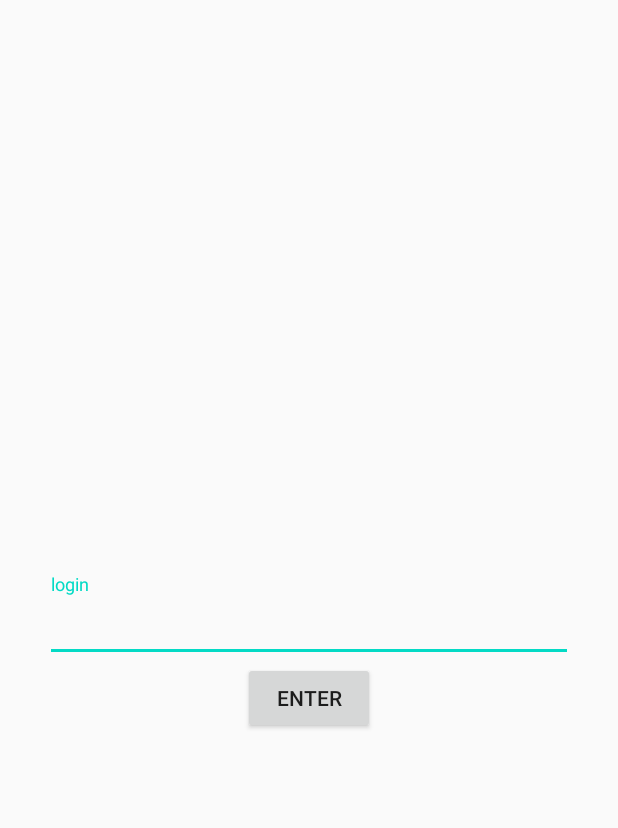
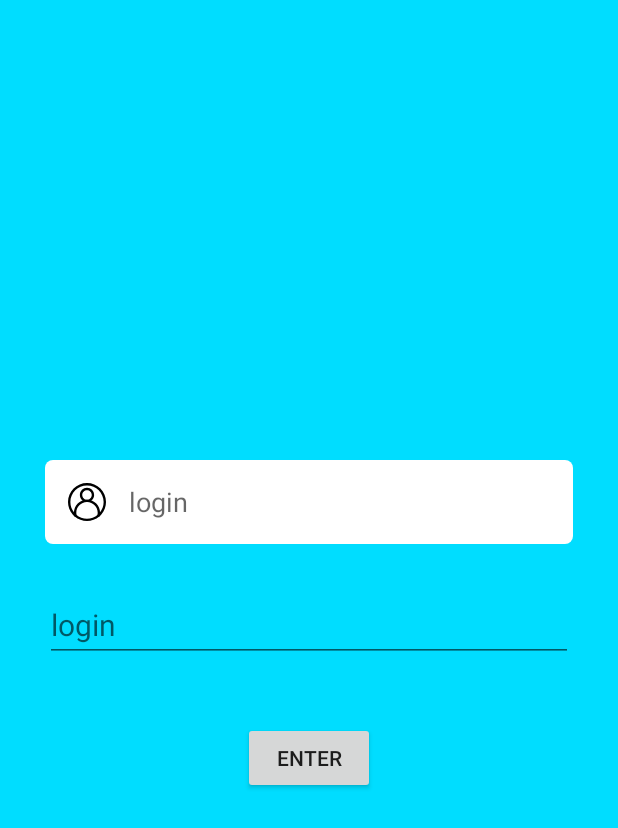
Before and after one commit to daniilxt/CourseProjectClient, an Android app: the layout auth_fragment.xml on its own in the app's theme, with its tools: preview values and no code run, on a phone screen of 412 x 824 dp. Shown: the top 828 px of the screen. Run offline under Robolectric (Android 15) with nearby library versions, the phone set to English and light mode, and no system bars.

```diff
--- /dev/null
+++ b/app/src/main/res/drawable/auth_frg__rounded_input.xml
@@ -0,0 +1,13 @@
+<?xml version="1.0" encoding="utf-8"?>
+<shape xmlns:android="http://schemas.android.com/apk/res/android"
+    android:shape="rectangle">
+
+    <corners android:radius="5dp"/>
+    <solid android:color="@android:color/white"/>
+    <padding
+        android:bottom="5dp"
+        android:left="5dp"
+        android:right="5dp"
+        android:top="5dp"/>
+
+</shape>
--- /dev/null
+++ b/app/src/main/res/drawable/auth_frg__user_icon.xml
@@ -0,0 +1,6 @@
+<vector android:height="24dp" android:viewportHeight="512"
+    android:viewportWidth="512" android:width="24dp" xmlns:android="http://schemas.android.com/apk/res/android">
+    <path android:fillColor="#FF000000" android:pathData="m256,512c-60.615,0 -119.406,-21.564 -165.543,-60.721 -10.833,-9.188 -20.995,-19.375 -30.201,-30.275 -38.859,-46.06 -60.256,-104.657 -60.256,-165.004 0,-68.381 26.628,-132.668 74.98,-181.02s112.639,-74.98 181.02,-74.98 132.668,26.628 181.02,74.98 74.98,112.639 74.98,181.02c0,60.348 -21.397,118.945 -60.251,164.998 -9.211,10.906 -19.373,21.093 -30.209,30.284 -46.134,39.154 -104.925,60.718 -165.54,60.718zM256,32c-123.514,0 -224,100.486 -224,224 0,52.805 18.719,104.074 52.709,144.363 8.06,9.543 16.961,18.466 26.451,26.516 40.364,34.256 91.801,53.121 144.84,53.121s104.476,-18.865 144.837,-53.119c9.493,-8.052 18.394,-16.976 26.459,-26.525 33.985,-40.281 52.704,-91.55 52.704,-144.356 0,-123.514 -100.486,-224 -224,-224z"/>
+    <path android:fillColor="#FF000000" android:pathData="m256,256c-52.935,0 -96,-43.065 -96,-96s43.065,-96 96,-96 96,43.065 96,96 -43.065,96 -96,96zM256,96c-35.29,0 -64,28.71 -64,64s28.71,64 64,64 64,-28.71 64,-64 -28.71,-64 -64,-64z"/>
+    <path android:fillColor="#FF000000" android:pathData="m411.202,455.084c-1.29,0 -2.6,-0.157 -3.908,-0.485 -8.57,-2.151 -13.774,-10.843 -11.623,-19.414 2.872,-11.443 4.329,-23.281 4.329,-35.185 0,-78.285 -63.646,-142.866 -141.893,-143.99l-2.107,-0.01 -2.107,0.01c-78.247,1.124 -141.893,65.705 -141.893,143.99 0,11.904 1.457,23.742 4.329,35.185 2.151,8.571 -3.053,17.263 -11.623,19.414s-17.263,-3.052 -19.414,-11.623c-3.512,-13.989 -5.292,-28.448 -5.292,-42.976 0,-46.578 18.017,-90.483 50.732,-123.63 32.683,-33.114 76.285,-51.708 122.774,-52.358 0.075,-0.001 0.149,-0.001 0.224,-0.001l2.27,-0.011 2.27,0.01c0.075,0 0.149,0 0.224,0.001 46.489,0.649 90.091,19.244 122.774,52.358 32.715,33.148 50.732,77.053 50.732,123.631 0,14.528 -1.78,28.987 -5.292,42.976 -1.823,7.262 -8.343,12.107 -15.506,12.108z"/>
+</vector>
--- a/app/src/main/res/layout/auth_fragment.xml
+++ b/app/src/main/res/layout/auth_fragment.xml
@@ -4,10 +4,63 @@
     xmlns:tools="http://schemas.android.com/tools"
     android:layout_width="match_parent"
     android:layout_height="match_parent"
+    android:background="@android:color/holo_blue_bright"
     tools:context=".main.MainActivity">
 
+    <LinearLayout
+        android:layout_width="match_parent"
+        android:layout_height="wrap_content"
+        android:layout_marginBottom="@dimen/spacing_mid_20"
+        android:background="@drawable/auth_frg__rounded_input"
+        android:orientation="horizontal"
+        android:paddingStart="@dimen/spacing_half_big_15"
+        android:paddingTop="@dimen/spacing_half_big_15"
+        android:paddingBottom="@dimen/spacing_half_big_15"
+        android:layout_marginEnd="@dimen/spacing_big_30"
+        android:layout_marginStart="@dimen/spacing_big_30"
+        app:layout_constraintBottom_toTopOf="@+id/auth_frg__password_layout"
+        tools:layout_editor_absoluteX="30dp">
+
+        <ImageView
+            android:id="@+id/manual_frg__search"
+            android:layout_width="@dimen/slightly_large_icon_25"
+            android:layout_height="@dimen/slightly_large_icon_25"
+            android:layout_marginEnd="@dimen/spacing_half_big_15"
+            android:contentDescription="@string/auth_frg__login_input"
+            android:src="@drawable/auth_frg__user_icon" />
+
+        <EditText
+            android:id="@+id/manual_frg__input_qr"
+            android:layout_width="match_parent"
+            android:layout_height="wrap_content"
+            android:background="@android:color/transparent"
+            android:hint="@string/auth_frg__login_hint"
+            android:inputType="textPersonName" />
+
+    </LinearLayout>
+
+<!--    <com.google.android.material.textfield.TextInputLayout
+        android:id="@+id/auth_frg__login_layout"
+        android:layout_width="match_parent"
+        android:layout_height="wrap_content"
+        android:layout_marginStart="@dimen/half_big_icon_30"
+        android:layout_marginEnd="@dimen/half_big_icon_30"
+        app:layout_constraintBottom_toTopOf="@+id/auth_frg__password_layout"
+        app:layout_constraintEnd_toEndOf="parent"
+        android:layout_marginBottom="@dimen/spacing_mid_20"
+        app:layout_constraintStart_toStartOf="parent">
+
+        <EditText
+            android:id="@+id/auth_frg__login"
+            android:layout_width="match_parent"
+            android:layout_height="wrap_content"
+            android:hint="@string/auth_frg__login_hint"
+            android:inputType="textPersonName"
+            android:textSize="@dimen/font_mid_20" />
+    </com.google.android.material.textfield.TextInputLayout>-->
+
     <com.google.android.material.textfield.TextInputLayout
-        android:id="@+id/auth_frg__login_layout"
+        android:id="@+id/auth_frg__password_layout"
         android:layout_width="match_parent"
         android:layout_height="wrap_content"
         android:layout_marginStart="@dimen/spacing_big_30"
@@ -17,21 +70,22 @@
         app:layout_constraintStart_toStartOf="parent"
         app:layout_constraintTop_toTopOf="parent">
 
-    <EditText
-        android:id="@+id/auth_frg__login"
-        android:layout_width="match_parent"
-        android:layout_height="wrap_content"
-        android:textSize="@dimen/font_mid_20"
-        android:hint="@string/auth_frg__login_hint"
-        android:inputType="textPersonName"/>
+        <EditText
+            android:id="@+id/auth_frg__password"
+            android:layout_width="match_parent"
+            android:layout_height="wrap_content"
+            android:hint="@string/auth_frg__login_hint"
+            android:inputType="textPassword"
+            android:textSize="@dimen/font_mid_20" />
     </com.google.android.material.textfield.TextInputLayout>
 
     <Button
         android:id="@+id/auth_frg__btn_sign_in"
         android:layout_width="wrap_content"
         android:layout_height="wrap_content"
+        android:layout_marginTop="@dimen/spacing_huge_40"
         android:text="@string/auth_frg__btn_sign_in"
         app:layout_constraintEnd_toEndOf="parent"
         app:layout_constraintStart_toStartOf="parent"
-        app:layout_constraintTop_toBottomOf="@+id/auth_frg__login_layout" />
+        app:layout_constraintTop_toBottomOf="@+id/auth_frg__password_layout" />
 </androidx.constraintlayout.widget.ConstraintLayout>
--- a/app/src/main/res/values/strings.xml
+++ b/app/src/main/res/values/strings.xml
@@ -2,5 +2,6 @@
     <string name="app_name">CourseWork</string>
     <string name="auth_frg__login_hint">login</string>
     <string name="auth_frg__login_password">password</string>
+    <string name="auth_frg__login_input">Поле для ввода логина пользователя</string>
     <string name="auth_frg__btn_sign_in">enter</string>
 </resources>
--- a/app/src/main/res/values/styles.xml
+++ b/app/src/main/res/values/styles.xml
@@ -1,6 +1,6 @@
 <resources>
     <!-- Base application theme. -->
-    <style name="AppTheme" parent="Theme.AppCompat.Light.DarkActionBar">
+    <style name="AppTheme" parent="Theme.AppCompat.Light.NoActionBar">
         <!-- Customize your theme here. -->
         <item name="colorPrimary">@color/colorPrimary</item>
         <item name="colorPrimaryDark">@color/colorPrimaryDark</item>
```
